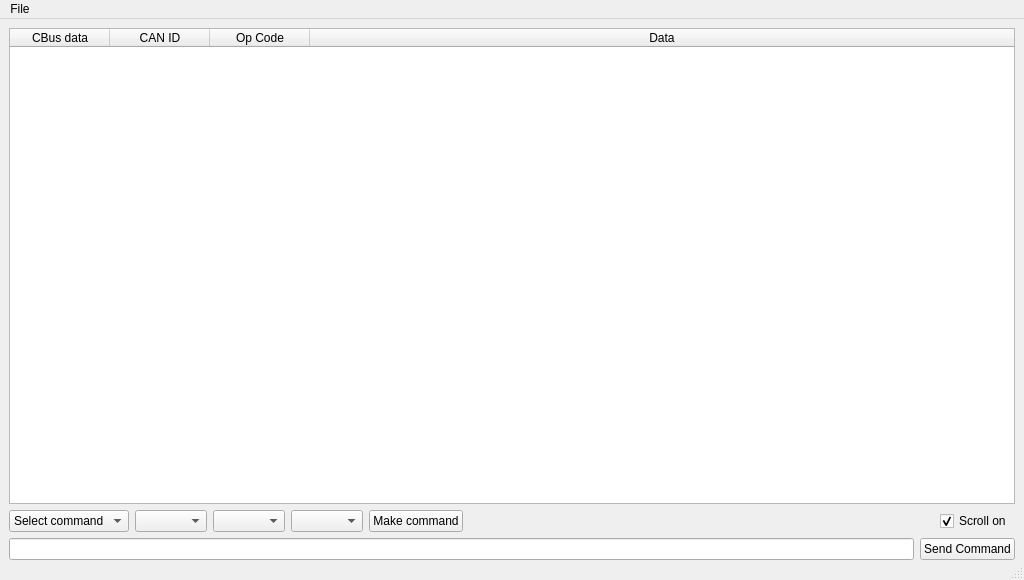
Before: the Qt Designer form console.ui in penguintutor/pyvlcb, drawn with Qt 5.
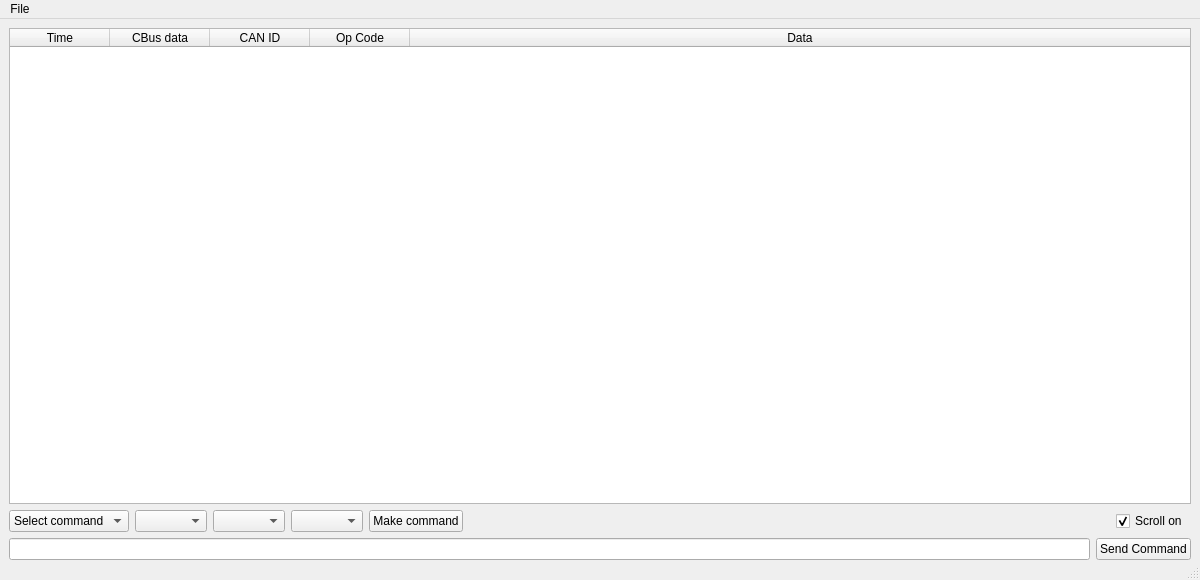
After: the same form once the commit is applied.

Commit message: Fix console updates and add date to console

The edit to the form file:
```diff
--- a/console.ui
+++ b/console.ui
@@ -6,7 +6,7 @@
    <rect>
     <x>0</x>
     <y>0</y>
-    <width>1024</width>
+    <width>1200</width>
     <height>580</height>
    </rect>
   </property>
@@ -18,7 +18,7 @@
   </property>
   <property name="minimumSize">
    <size>
-    <width>1000</width>
+    <width>1200</width>
     <height>570</height>
    </size>
   </property>
@@ -52,6 +52,11 @@
         <attribute name="horizontalHeaderStretchLastSection">
          <bool>true</bool>
         </attribute>
+        <column>
+         <property name="text">
+          <string>Time</string>
+         </property>
+        </column>
         <column>
          <property name="text">
           <string>CBus data</string>
@@ -169,8 +174,8 @@
     <rect>
      <x>0</x>
      <y>0</y>
-     <width>1024</width>
-     <height>22</height>
+     <width>1200</width>
+     <height>24</height>
     </rect>
    </property>
    <widget class="QMenu" name="menuFile">
```
The commit also changes 4 other files.
